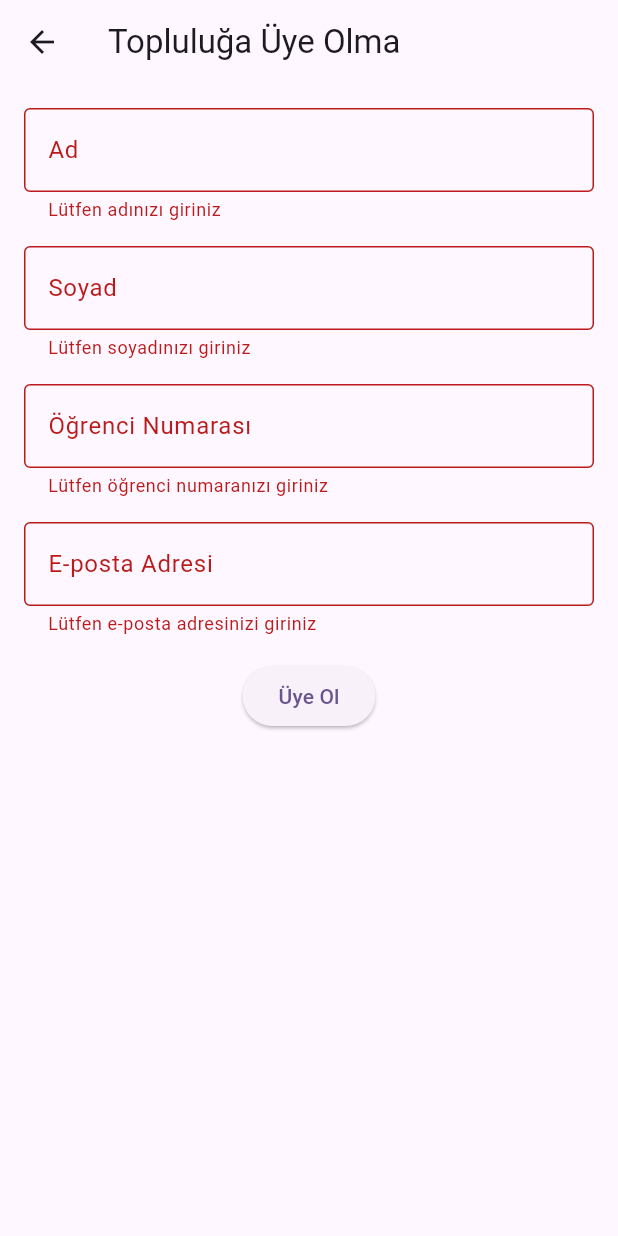
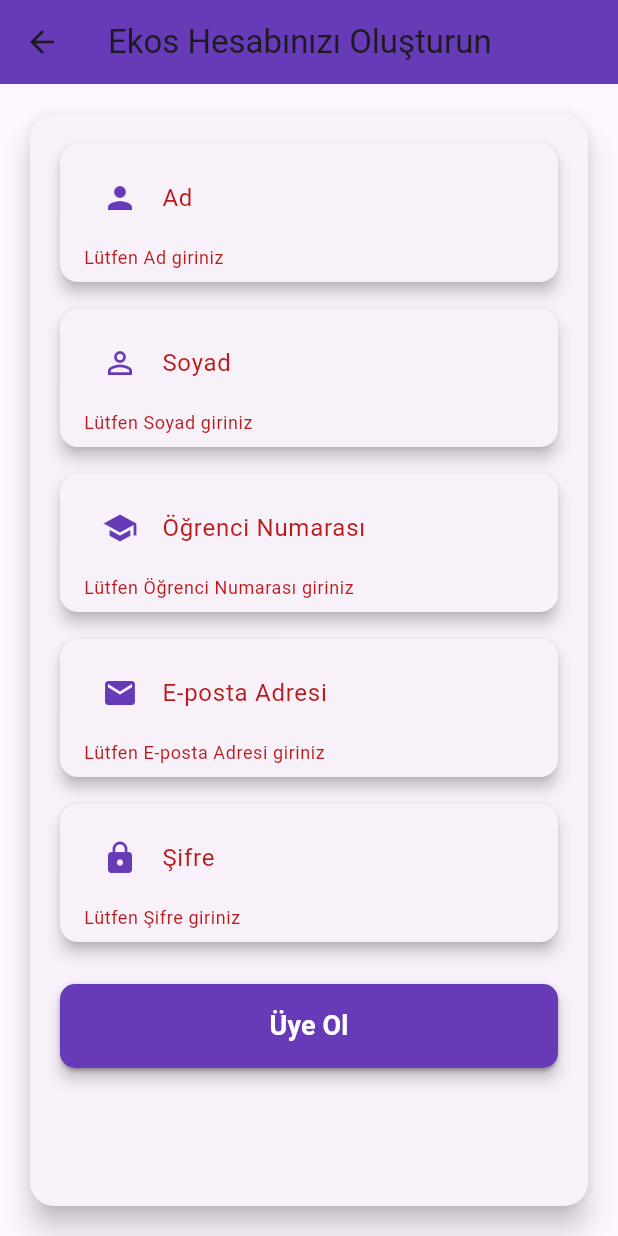
Before and after one commit to NefAnyo71/ekos, a Flutter app: the MemberRegistrationPage screen opened directly, after a tap on "Üye Ol", on a phone screen of 412 x 824 dp. Run offline on Flutter 3.47's test engine with Material 3 defaults, Android fonts, the phone set to English and light mode, and no system bars; our stand-ins replace cloud_firestore, firebase_auth, firebase_core, firebase_database, firebase_messaging, open_file and 3 more; accounts and stored records are empty; network calls fail.

Commit message:
update 1.2.2

```diff
--- a/lib/main.dart
+++ b/lib/main.dart
@@ -224,7 +224,7 @@
                   context,
                   'Üye Profilleri',
                   Icons.person,
-                  const MemberProfilesPage(),
+                  const MemberProfilesAccountPage(),
                 ),
                 _buildGridButton(
                   context,
--- a/lib/member_registration.dart
+++ b/lib/member_registration.dart
@@ -1,4 +1,5 @@
 import 'package:flutter/material.dart';
+import 'package:firebase_auth/firebase_auth.dart';
 
 class MemberRegistrationPage extends StatelessWidget {
   const MemberRegistrationPage({Key? key}) : super(key: key);
@@ -7,11 +8,20 @@
   Widget build(BuildContext context) {
     return Scaffold(
       appBar: AppBar(
-        title: const Text('Topluluğa Üye Olma'),
+        title: const Text('Ekos Hesabınızı Oluşturun'),
+        backgroundColor: Colors.deepPurple,
       ),
       body: Padding(
         padding: const EdgeInsets.all(16.0),
-        child: MemberRegistrationForm(),
+        child: Card(
+          elevation: 8,
+          shape:
+              RoundedRectangleBorder(borderRadius: BorderRadius.circular(16)),
+          child: Padding(
+            padding: const EdgeInsets.all(16.0),
+            child: MemberRegistrationForm(),
+          ),
+        ),
       ),
     );
   }
@@ -24,89 +34,134 @@
 
 class _MemberRegistrationFormState extends State<MemberRegistrationForm> {
   final _formKey = GlobalKey<FormState>();
+  final FirebaseAuth _auth = FirebaseAuth.instance;
 
   String? _firstName;
   String? _lastName;
   String? _studentId;
   String? _email;
+  String? _password;
+
+  Widget _buildTextField(String label, IconData icon, Function(String) onSave,
+      {bool obscureText = false}) {
+    return Card(
+      elevation: 4,
+      shape: RoundedRectangleBorder(borderRadius: BorderRadius.circular(12)),
+      child: Padding(
+        padding: const EdgeInsets.symmetric(horizontal: 16.0, vertical: 8.0),
+        child: TextFormField(
+          decoration: InputDecoration(
+            labelText: label,
+            prefixIcon: Icon(icon, color: Colors.deepPurple),
+            border: InputBorder.none,
+          ),
+          obscureText: obscureText,
+          validator: (value) {
+            if (value == null || value.isEmpty) {
+              return 'Lütfen $label giriniz';
+            }
+            onSave(value);
+            return null;
+          },
+        ),
+      ),
+    );
+  }
+
+  void _register() async {
+    if (_formKey.currentState!.validate()) {
+      _formKey.currentState!.save();
+
+      try {
+        UserCredential userCredential =
+            await _auth.createUserWithEmailAndPassword(
+          email: _email!,
+          password: _password!,
+        );
+
+        ScaffoldMessenger.of(context).showSnackBar(
+          SnackBar(
+            content: Text(
+                'Kullanıcı başarıyla oluşturuldu: ${userCredential.user!.email}'),
+          ),
+        );
+
+        // Kullanıcıyı başka bir sayfaya yönlendirebilir veya ek bilgiler kaydedebilirsiniz.
+        showDialog(
+          context: context,
+          builder: (context) => AlertDialog(
+            title: Text("Kayıt Başarılı"),
+            content: Text(
+                "Ad: $_firstName\nSoyad: $_lastName\nÖğrenci Numarası: $_studentId\nE-posta: $_email"),
+            actions: [
+              TextButton(
+                onPressed: () => Navigator.of(context).pop(),
+                child: Text("Tamam"),
+              ),
+            ],
+          ),
+        );
+      } on FirebaseAuthException catch (e) {
+        String errorMessage = "Hesap oluşturulamadı!";
+        if (e.code == 'email-already-in-use') {
+          errorMessage = "Bu e-posta adresi zaten kullanımda.";
+        } else if (e.code == 'weak-password') {
+          errorMessage = "Şifre çok zayıf.";
+        } else {
+          errorMessage = e.message ?? "Bir hata oluştu.";
+        }
+
+        ScaffoldMessenger.of(context).showSnackBar(
+          SnackBar(content: Text(errorMessage)),
+        );
+      }
+    }
+  }
 
   @override
   Widget build(BuildContext context) {
     return Form(
       key: _formKey,
       child: Column(
-        crossAxisAlignment: CrossAxisAlignment.start,
+        crossAxisAlignment: CrossAxisAlignment.stretch,
         children: <Widget>[
-          TextFormField(
-            decoration: const InputDecoration(
-              labelText: 'Ad',
-              border: OutlineInputBorder(),
-            ),
-            validator: (value) {
-              if (value == null || value.isEmpty) {
-                return 'Lütfen adınızı giriniz';
-              }
-              _firstName = value;
-              return null;
-            },
-          ),
-          const SizedBox(height: 16.0),
-          TextFormField(
-            decoration: const InputDecoration(
-              labelText: 'Soyad',
-              border: OutlineInputBorder(),
-            ),
-            validator: (value) {
-              if (value == null || value.isEmpty) {
-                return 'Lütfen soyadınızı giriniz';
-              }
-              _lastName = value;
-              return null;
-            },
-          ),
-          const SizedBox(height: 16.0),
-          TextFormField(
-            decoration: const InputDecoration(
-              labelText: 'Öğrenci Numarası',
-              border: OutlineInputBorder(),
-            ),
-            validator: (value) {
-              if (value == null || value.isEmpty) {
-                return 'Lütfen öğrenci numaranızı giriniz';
-              }
-              _studentId = value;
-              return null;
-            },
-          ),
-          const SizedBox(height: 16.0),
-          TextFormField(
-            decoration: const InputDecoration(
-              labelText: 'E-posta Adresi',
-              border: OutlineInputBorder(),
-            ),
-            validator: (value) {
-              if (value == null || value.isEmpty) {
-                return 'Lütfen e-posta adresinizi giriniz';
-              } else if (!RegExp(r'^[^@]+@[^@]+\.[^@]+').hasMatch(value)) {
-                return 'Lütfen geçerli bir e-posta adresi giriniz';
-              }
-              _email = value;
-              return null;
-            },
-          ),
-          const SizedBox(height: 16.0),
-          Center(
+          _buildTextField('Ad', Icons.person, (value) => _firstName = value),
+          const SizedBox(height: 10.0),
+          _buildTextField(
+              'Soyad', Icons.person_outline, (value) => _lastName = value),
+          const SizedBox(height: 10.0),
+          _buildTextField(
+              'Öğrenci Numarası', Icons.school, (value) => _studentId = value),
+          const SizedBox(height: 10.0),
+          _buildTextField('E-posta Adresi', Icons.email, (value) {
+            if (!RegExp(r'^[^@]+@[^@]+\.[^@]+').hasMatch(value)) {
+              return 'Geçerli bir e-posta adresi giriniz';
+            }
+            _email = value;
+          }),
+          const SizedBox(height: 10.0),
+          _buildTextField('Şifre', Icons.lock, (value) => _password = value,
+              obscureText: true),
+          const SizedBox(height: 20.0),
+          Card(
+            elevation: 4,
+            shape:
+                RoundedRectangleBorder(borderRadius: BorderRadius.circular(10)),
             child: ElevatedButton(
-              onPressed: () {
-                if (_formKey.currentState!.validate()) {
-                  ScaffoldMessenger.of(context).showSnackBar(
-                    SnackBar(
-                        content: Text(
-                            'Ad: $_firstName\nSoyad: $_lastName\nÖğrenci Numarası: $_studentId\nE-posta: $_email')),
-                  );
-                }
-              },
-              child: const Text('Üye Ol'),
+              onPressed: _register,
+              style: ElevatedButton.styleFrom(
+                backgroundColor: Colors.deepPurple,
+                shape: RoundedRectangleBorder(
+                    borderRadius: BorderRadius.circular(10)),
+                padding: const EdgeInsets.symmetric(vertical: 15),
+              ),
+              child: const Text(
+                'Üye Ol',
+                style: TextStyle(
+                    fontSize: 18,
+                    fontWeight: FontWeight.bold,
+                    color: Colors.white),
+              ),
             ),
           ),
         ],
```
Also changed, not shown: lib/member_profiles.dart (+149 -80 lines).
